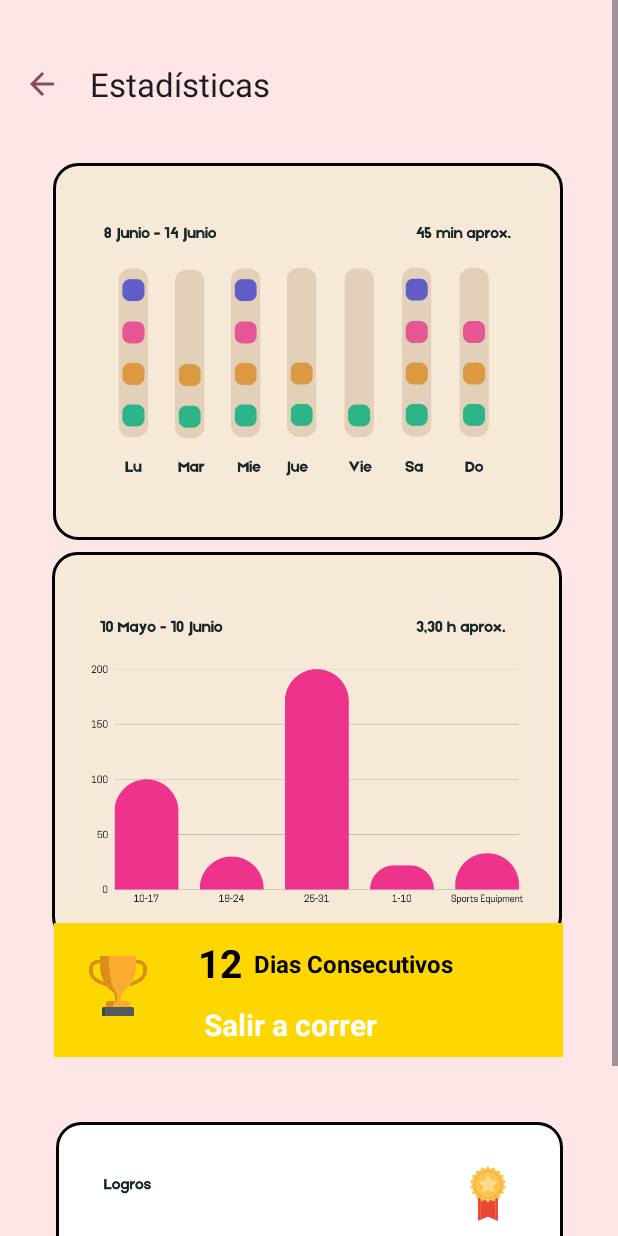
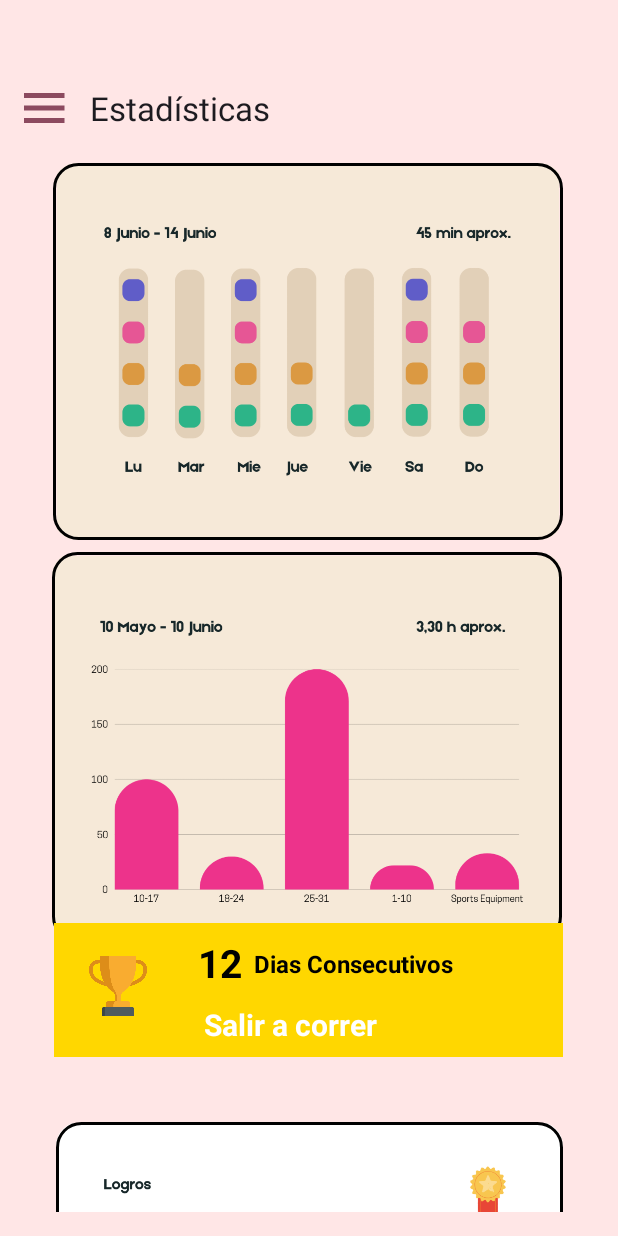
Before and after one commit to mariaadev/HabitProProject, an Android app: the EstadisticasActivity screen opened directly, with no data from a screen before it, on a phone screen of 412 x 824 dp. Run offline under Robolectric (Android 15) with nearby library versions, the phone set to English and light mode, and no system bars.

Commit message:
Solucionado error donde  la lista no se actualizaba con nuevos elementos añadidos

```diff
--- a/app/src/main/java/com/example/habitproproject/Activity/EstadisticasActivity.kt
+++ b/app/src/main/java/com/example/habitproproject/Activity/EstadisticasActivity.kt
@@ -1,6 +1,9 @@
 package com.example.habitproproject.Activity
 
+import android.content.Intent
 import android.os.Bundle
+import android.provider.ContactsContract.Profile
+import android.widget.Toast
 import androidx.activity.enableEdgeToEdge
 import androidx.appcompat.app.AppCompatActivity
 import androidx.core.view.GravityCompat
@@ -8,30 +11,94 @@
 import androidx.core.view.WindowInsetsCompat
 import androidx.drawerlayout.widget.DrawerLayout
 import com.example.habitproproject.R
+import com.google.android.material.bottomnavigation.BottomNavigationView
 import com.google.android.material.navigation.NavigationView
 
 class EstadisticasActivity : AppCompatActivity() {
     private lateinit var navigationView: NavigationView
     private lateinit var drawerLayout: DrawerLayout
+    private lateinit var bottomNavigationView: BottomNavigationView
 
     override fun onCreate(savedInstanceState: Bundle?) {
         super.onCreate(savedInstanceState)
         enableEdgeToEdge()
 
         setContentView(R.layout.activity_estadisticas)
-        /*Configuración toolbar*/
-        val toolbar: androidx.appcompat.widget.Toolbar =  findViewById(R.id.my_toolbar2);
+
+        bottomNavigationView = findViewById(R.id.bottomNavigationView)
+        establecerBottomNavigationView()
+
+        bottomNavigationView.selectedItemId = R.id.stats
+
+        val toolbar: androidx.appcompat.widget.Toolbar =  findViewById(R.id.my_toolbar3);
         setSupportActionBar(toolbar);
         supportActionBar?.setDisplayShowTitleEnabled(false)
+        toolbar.setNavigationIcon(R.drawable.ic_menu_habits);
         toolbar.setTitle("Estadísticas");
 
-        //Configurar DrawerLayout
-        drawerLayout = findViewById(R.id.drawerLayout)
+        // Configurar DrawerLayout
+        drawerLayout = findViewById(R.id.drawerLayout2)
         navigationView = findViewById(R.id.navigationView)
-        toolbar.setNavigationIcon(R.drawable.ic_back_arrow)
+        // Configurar el icono de navegación
+        toolbar.setNavigationIcon(R.drawable.ic_menu_habits)
         toolbar.setNavigationOnClickListener {
-            finish()
+            drawerLayout.openDrawer(GravityCompat.START)
         }
+        // Manejar clics en los elementos del NavigationView
+        navigationView.setNavigationItemSelectedListener { menuItem ->
+            when (menuItem.itemId) {
+                R.id.menu_settings -> {
+                    val intent = Intent(this, AjustesActivity::class.java)
+                    startActivity(intent)
+                }
+                R.id.menu_theme -> {
+                    Toast.makeText(this, "Tema seleccionado", Toast.LENGTH_SHORT).show()
+                }
+                R.id.menu_log_out -> {
+                    val intent = Intent(this, IniciarSesionActivity::class.java)
+                    startActivity(intent)
+                }
+                R.id.menu_help -> {
+                    Toast.makeText(this, "Help seleccionado", Toast.LENGTH_SHORT).show()
+                }
+            }
+            drawerLayout.closeDrawer(GravityCompat.START)
+            true
+        }
+    }
 
+
+    private fun establecerBottomNavigationView() {
+        bottomNavigationView.setOnItemSelectedListener { menuItem ->
+            val currentActivity = this::class.java
+            when (menuItem.itemId) {
+                R.id.home -> {
+                    if (HabitosActivity::class.java.isAssignableFrom(currentActivity).not()) {
+                        startActivity(Intent(this, HabitosActivity::class.java))
+                        finish()
+                    }
+                    true
+                }
+                R.id.habits -> {
+                    if (TusHabitosActivity::class.java.isAssignableFrom(currentActivity).not()) {
+                        startActivity(Intent(this, TusHabitosActivity::class.java))
+                        finish()
+                    }
+                    true
+                }
+                R.id.stats -> {
+
+                    true
+                }
+                R.id.profile -> {
+                    if (ProfileActivity::class.java.isAssignableFrom(currentActivity).not()) {
+                        startActivity(Intent(this, ProfileActivity::class.java))
+                        finish()
+                    }
+                    true
+                }
+                else -> false
+            }
+        }
     }
 }
--- a/app/src/main/java/com/example/habitproproject/Adapter/HabitosAdapter.kt
+++ b/app/src/main/java/com/example/habitproproject/Adapter/HabitosAdapter.kt
@@ -18,8 +18,10 @@
 ) : RecyclerView.Adapter<HabitosAdapter.HabitosViewHolder>() {
 
     fun actualizarListaHabitos(nuevaLista: List<Habitos>) {
+        /*avisar d'un item nou per actualitzar llista */
+        val oldSize = listaHabitos.size
         listaHabitos = nuevaLista
-        notifyDataSetChanged()
+        notifyItemInserted(oldSize)
     }
 
 
--- a/app/src/main/res/layout/activity_estadisticas.xml
+++ b/app/src/main/res/layout/activity_estadisticas.xml
@@ -3,33 +3,37 @@
     xmlns:android="http://schemas.android.com/apk/res/android"
     xmlns:app="http://schemas.android.com/apk/res-auto"
     xmlns:tools="http://schemas.android.com/tools"
-    android:id="@+id/drawerLayout"
+    android:id="@+id/drawerLayout2"
     android:layout_width="match_parent"
     android:layout_height="match_parent"
-    android:background="#FFE6E6"
+    android:background="@color/menu_background"
+    android:padding="16dp"
     tools:context=".Activity.EstadisticasActivity">
 
     <androidx.constraintlayout.widget.ConstraintLayout
+        android:id="@+id/main"
         android:layout_width="match_parent"
         android:layout_height="match_parent">
 
         <androidx.appcompat.widget.Toolbar
-            android:id="@+id/my_toolbar2"
+            android:id="@+id/my_toolbar3"
             android:layout_width="match_parent"
             android:layout_height="?attr/actionBarSize"
-            android:layout_marginTop="24dp"
+            android:layout_marginTop="40dp"
             android:background="#FFE6E6"
             app:layout_constraintTop_toTopOf="parent">
+
         </androidx.appcompat.widget.Toolbar>
 
+        <ScrollView
+            android:layout_width="match_parent"
+            android:layout_height="match_parent">
     <LinearLayout
         android:layout_width="match_parent"
         android:layout_height="match_parent"
         android:orientation="vertical">
 
-        <ScrollView
-            android:layout_width="match_parent"
-            android:layout_height="match_parent">
+
 
             <LinearLayout
                 android:layout_width="match_parent"
@@ -160,8 +164,9 @@
 
 
                 </androidx.constraintlayout.widget.ConstraintLayout>
+
             </LinearLayout>
-        </ScrollView>
+
 
         <com.google.android.material.navigation.NavigationView
             android:id="@+id/navigationView"
@@ -189,6 +194,7 @@
             app:menu="@menu/bottom_nav_menu" />
 
     </LinearLayout>
+        </ScrollView>
     </androidx.constraintlayout.widget.ConstraintLayout>
 
 
--- a/app/src/main/res/layout/activity_habitos.xml
+++ b/app/src/main/res/layout/activity_habitos.xml
@@ -106,7 +106,7 @@
             <androidx.recyclerview.widget.RecyclerView
                 android:id="@+id/recyclerDias"
                 android:layout_width="match_parent"
-                android:layout_height="wrap_content"
+                android:layout_height="match_parent"
                 android:layout_marginVertical="8dp"
                 android:orientation="horizontal"
                 android:overScrollMode="never"
```
Also changed, not shown: app/src/main/java/com/example/habitproproject/Activity/HabitosActivity.kt (+3 -4 lines).
